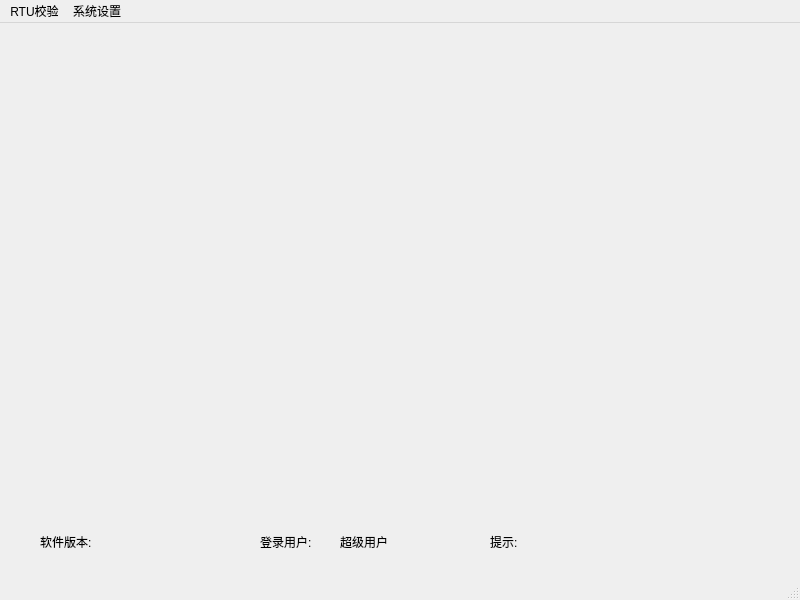
Paul3326/FFT_4Qt, file Project/pro/ui/mainwindow.ui: the form before one commit.
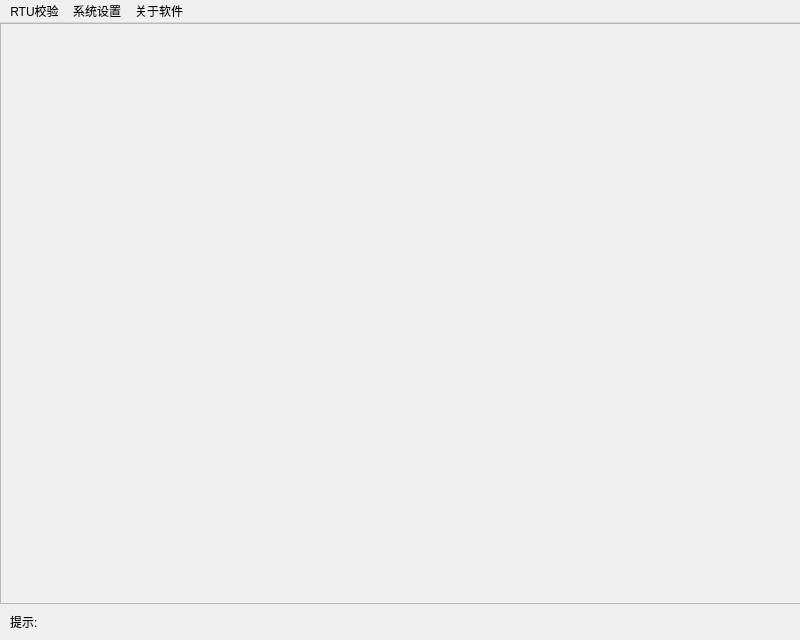
The form after the commit.

```diff
--- a/Project/pro/ui/mainwindow.ui
+++ b/Project/pro/ui/mainwindow.ui
@@ -7,70 +7,24 @@
     <x>0</x>
     <y>0</y>
     <width>800</width>
-    <height>600</height>
+    <height>640</height>
    </rect>
   </property>
+  <property name="sizePolicy">
+   <sizepolicy hsizetype="Fixed" vsizetype="Fixed">
+    <horstretch>0</horstretch>
+    <verstretch>0</verstretch>
+   </sizepolicy>
+  </property>
   <property name="windowTitle">
    <string>上层管理软件</string>
   </property>
   <widget class="QWidget" name="centralWidget">
-   <widget class="QLabel" name="label">
-    <property name="geometry">
-     <rect>
-      <x>40</x>
-      <y>510</y>
-      <width>67</width>
-      <height>17</height>
-     </rect>
-    </property>
-    <property name="text">
-     <string>软件版本:</string>
-    </property>
-   </widget>
-   <widget class="QLabel" name="label_version">
-    <property name="geometry">
-     <rect>
-      <x>120</x>
-      <y>510</y>
-      <width>111</width>
-      <height>17</height>
-     </rect>
-    </property>
-    <property name="text">
-     <string/>
-    </property>
-   </widget>
-   <widget class="QLabel" name="label_2">
-    <property name="geometry">
-     <rect>
-      <x>260</x>
-      <y>510</y>
-      <width>67</width>
-      <height>17</height>
-     </rect>
-    </property>
-    <property name="text">
-     <string>登录用户:</string>
-    </property>
-   </widget>
-   <widget class="QLabel" name="label_user">
-    <property name="geometry">
-     <rect>
-      <x>340</x>
-      <y>510</y>
-      <width>111</width>
-      <height>17</height>
-     </rect>
-    </property>
-    <property name="text">
-     <string>超级用户</string>
-    </property>
-   </widget>
    <widget class="QLabel" name="label_notice">
     <property name="geometry">
      <rect>
-      <x>540</x>
-      <y>510</y>
+      <x>50</x>
+      <y>590</y>
       <width>111</width>
       <height>17</height>
      </rect>
@@ -82,8 +36,8 @@
    <widget class="QLabel" name="label_3">
     <property name="geometry">
      <rect>
-      <x>490</x>
-      <y>510</y>
+      <x>10</x>
+      <y>590</y>
       <width>67</width>
       <height>17</height>
      </rect>
@@ -92,6 +46,29 @@
      <string>提示:</string>
     </property>
    </widget>
+   <widget class="QScrollArea" name="scrollArea">
+    <property name="geometry">
+     <rect>
+      <x>0</x>
+      <y>0</y>
+      <width>801</width>
+      <height>581</height>
+     </rect>
+    </property>
+    <property name="widgetResizable">
+     <bool>true</bool>
+    </property>
+    <widget class="QWidget" name="scrollAreaWidgetContents">
+     <property name="geometry">
+      <rect>
+       <x>0</x>
+       <y>0</y>
+       <width>799</width>
+       <height>579</height>
+      </rect>
+     </property>
+    </widget>
+   </widget>
   </widget>
   <widget class="QMenuBar" name="menuBar">
    <property name="geometry">
@@ -147,11 +124,19 @@
     <addaction name="action_1_8"/>
     <addaction name="separator"/>
     <addaction name="action_1_9"/>
+    <addaction name="separator"/>
+   </widget>
+   <widget class="QMenu" name="menuAbout">
+    <property name="title">
+     <string>关于软件</string>
+    </property>
+    <addaction name="action_3_11"/>
+    <addaction name="action_3_12"/>
    </widget>
    <addaction name="menuRTU"/>
    <addaction name="menuSYS"/>
+   <addaction name="menuAbout"/>
   </widget>
-  <widget class="QStatusBar" name="statusBar"/>
   <action name="action1">
    <property name="text">
     <string>1</string>
```
Left out of the diff: 61 changed lines with no effect on the pictures.
